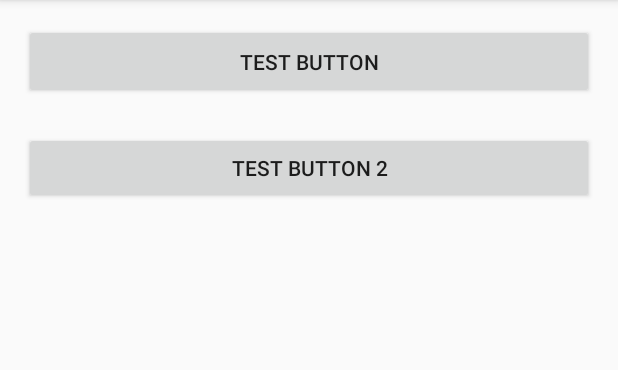
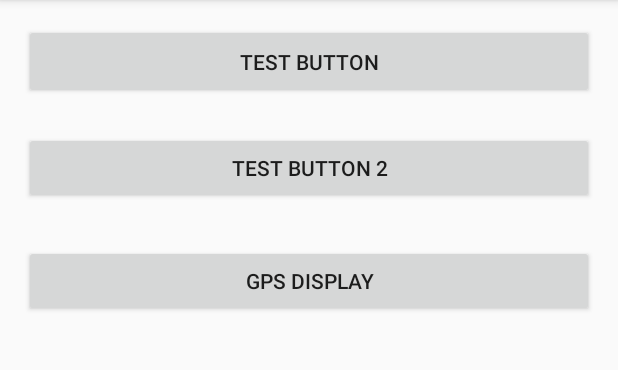
Before and after one commit to kalebingerick/SpinCycle356, an Android app: the screen it shows after launch (MainActivity), on a phone screen of 412 x 824 dp, the part 84-454 px from its top. Run offline under Robolectric (Android 15) with nearby library versions, the phone set to English and light mode, and no system bars.

Commit message:
GPS display button/activity

```diff
--- a/app/src/main/AndroidManifest.xml
+++ b/app/src/main/AndroidManifest.xml
@@ -1,7 +1,8 @@
 <?xml version="1.0" encoding="utf-8"?>
 <manifest xmlns:android="http://schemas.android.com/apk/res/android"
     package="com.example.zach.spincycle">
-
+    <uses-permission android:name="android.permission.ACCESS_COARSE_LOCATION" />
+    <uses-permission android:name="android.permission.ACCESS_FINE_LOCATION" />
     <application
         android:allowBackup="true"
         android:icon="@mipmap/ic_launcher"
@@ -15,6 +16,7 @@
                 <category android:name="android.intent.category.LAUNCHER" />
             </intent-filter>
         </activity>
+        <activity android:name=".GPS_Display"></activity>
     </application>
 
 </manifest>
--- a/app/src/main/java/com/example/zach/spincycle/MainActivity.java
+++ b/app/src/main/java/com/example/zach/spincycle/MainActivity.java
@@ -1,5 +1,6 @@
 package com.example.zach.spincycle;
 
+import android.content.Intent;
 import android.media.Ringtone;
 import android.media.RingtoneManager;
 import android.net.Uri;
@@ -20,6 +21,7 @@ public class MainActivity extends AppCompatActivity {
     private void setMenuButtons() {
         setMenuButton1();
         setMenuButton2();
+        setGPSButton();
     }
 
     private void setMenuButton1(){
@@ -42,6 +44,17 @@ public class MainActivity extends AppCompatActivity {
                 setContentView(R.layout.second_page);
                 setBackButton();
                 playSound();
+            }
+        });
+    }
+
+    private void setGPSButton(){
+        Button gpsButton = (Button) findViewById(R.id.gps_button);
+        gpsButton.setOnClickListener(new View.OnClickListener(){
+            @Override
+            public void onClick(View v) {
+                Intent intent = new Intent(MainActivity.this, GPS_Display.class);
+                startActivity(intent);
             }
         });
     }
--- a/app/src/main/res/layout/activity_main.xml
+++ b/app/src/main/res/layout/activity_main.xml
@@ -9,6 +9,19 @@
     android:paddingRight="@dimen/activity_horizontal_margin"
     android:paddingTop="@dimen/activity_vertical_margin"
     tools:context="com.example.zach.spincycle.MainActivity">
+
+    <Button
+        android:text="Test Button 2"
+        android:layout_width="wrap_content"
+        android:layout_height="wrap_content"
+        android:id="@+id/test_button2"
+        android:layout_marginTop="22dp"
+        android:layout_below="@+id/test_button"
+        android:layout_alignParentRight="true"
+        android:layout_alignParentEnd="true"
+        style="@style/Widget.AppCompat.Button"
+        android:layout_alignParentLeft="true"
+        android:layout_alignParentStart="true" />
 
     <Button
         android:id="@+id/test_button"
@@ -24,15 +37,16 @@
         </Button>
 
     <Button
-        android:text="Test Button 2"
+        android:text="GPS Display"
         android:layout_width="wrap_content"
         android:layout_height="wrap_content"
-        android:id="@+id/test_button2"
-        android:layout_marginTop="22dp"
-        android:layout_below="@+id/test_button"
+        android:id="@+id/gps_button"
+        style="@style/Widget.AppCompat.Button"
+        android:layout_below="@+id/test_button2"
+        android:layout_alignParentLeft="true"
+        android:layout_alignParentStart="true"
+        android:layout_marginTop="27dp"
         android:layout_alignParentRight="true"
-        android:layout_alignParentEnd="true"
-        style="@style/Widget.AppCompat.Button"
-        android:layout_alignParentLeft="true"
-        android:layout_alignParentStart="true" />
+        android:layout_alignParentEnd="true" />
+
 </RelativeLayout>
```
Also changed, not shown: app/src/main/java/com/example/zach/spincycle/GPS_Display.java (added, +102 -0 lines), app/src/main/res/layout/activity_gps__display.xml (added, +45 -0 lines).
